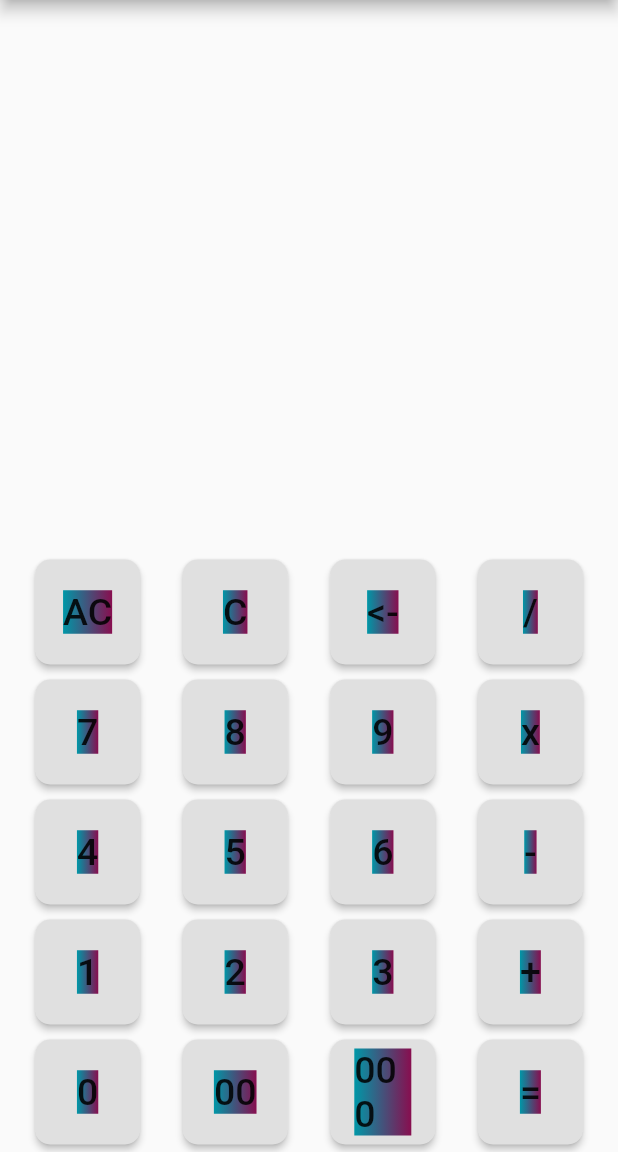
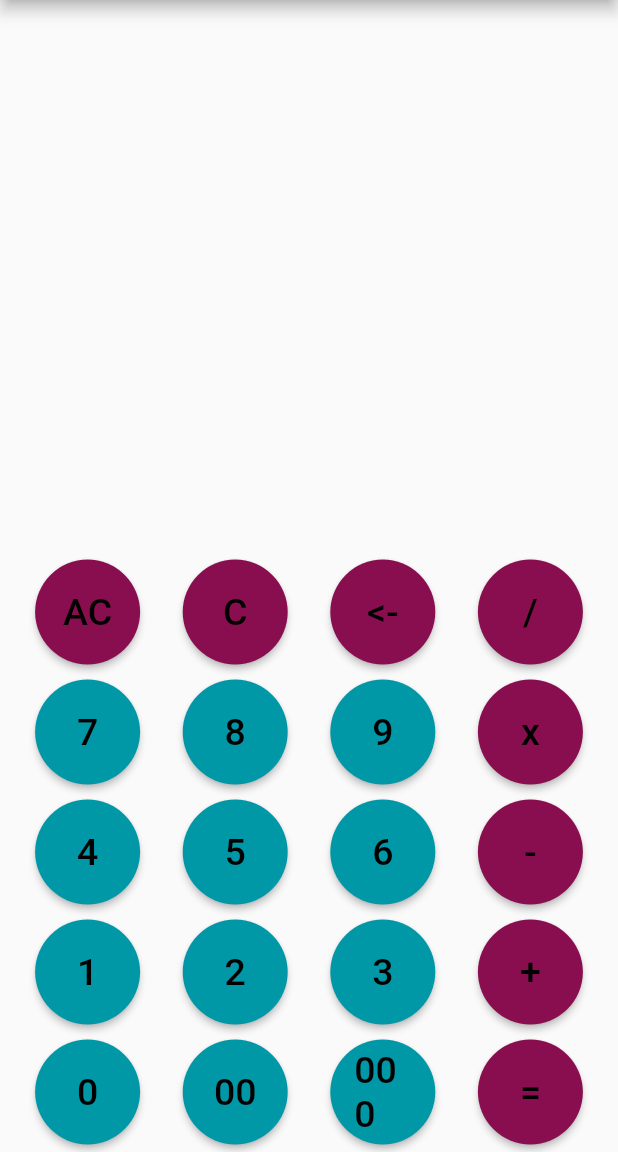
Before and after one commit to Rucha1060/flutter_task2, a Flutter app: the screen it shows after launch, on a phone screen of 412 x 824 dp, the part 84-1236 px from its top. Run offline on Flutter 3.47's test engine with Material 2 defaults, Android fonts, the phone set to English and light mode, and no system bars.

```diff
--- a/lib/calculator_btn.dart
+++ b/lib/calculator_btn.dart
@@ -8,34 +8,22 @@ class CalcButton extends StatelessWidget {
   @override
   Widget build(BuildContext context) {
     return Container(
-        margin: EdgeInsets.all(5),
-        child: SizedBox(
+      margin: EdgeInsets.all(5),
+      child: SizedBox(
           width: 70,
           height: 70,
           // ignore: deprecated_member_use
           child: RaisedButton(
-            shape: RoundedRectangleBorder(borderRadius: BorderRadius.circular(10)),
-            onPressed: () {
-              callback(no);
-            },
-            child: Ink(
-              decoration: BoxDecoration(
-                gradient: LinearGradient(
-                  colors: [
-                    Color(0xFF0097A7),
-                    Color(0xFF880E4F)
-                  ],
-                ),
-              ),
-
+              shape: RoundedRectangleBorder(borderRadius: BorderRadius.circular(50)),
+              onPressed: () {
+                callback(no);
+              },
               child: Text(
                 no,
                 style: TextStyle(fontSize: 25),
               ),
               color: Color(fillColor),
-              // textColor: Colors.black)),
-            ),
-          ),
-        ));
+              textColor: Colors.black)),
+    );
   }
 }
```
Also changed, not shown: 1 other file.
